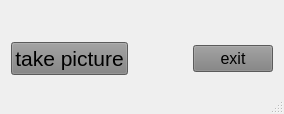
Before: the Qt Designer form fotobox.ui in tomikais/fotobox, drawn with Qt 5.
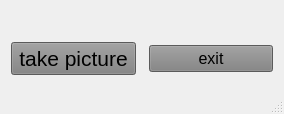
After: the same form once the commit is applied.

Diff of the .ui file:
```diff
--- a/fotobox.ui
+++ b/fotobox.ui
@@ -52,12 +52,6 @@
           <property name="orientation">
            <enum>Qt::Horizontal</enum>
           </property>
-          <property name="sizeHint" stdset="0">
-           <size>
-            <width>0</width>
-            <height>0</height>
-           </size>
-          </property>
          </spacer>
         </item>
         <item>
```
